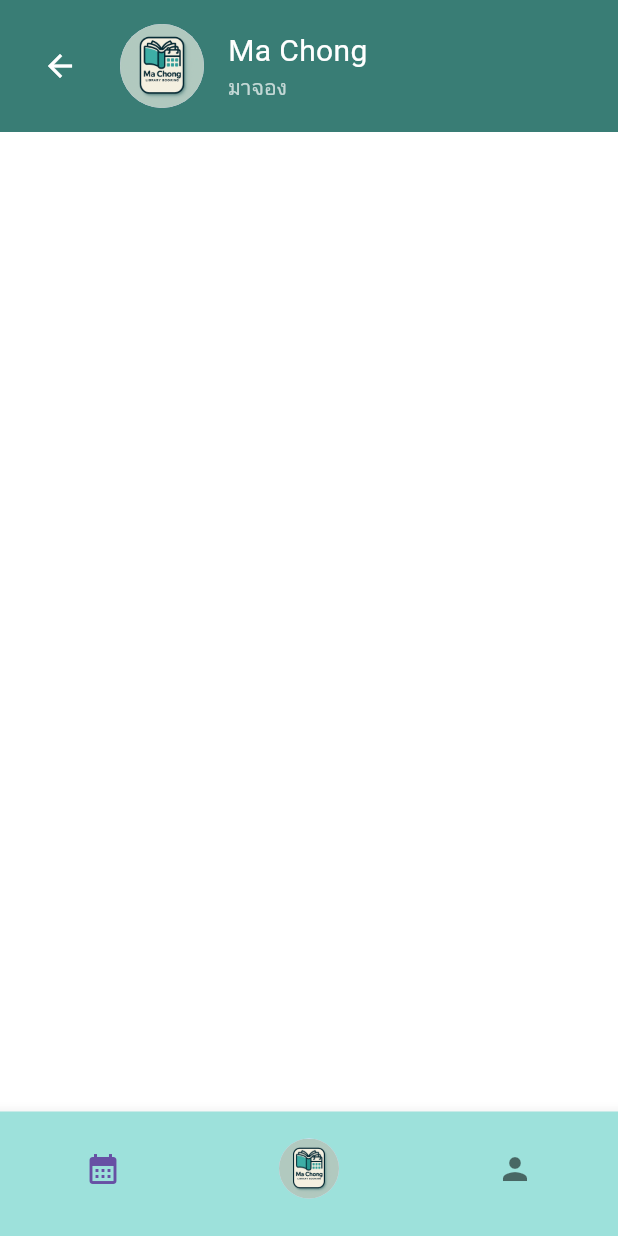
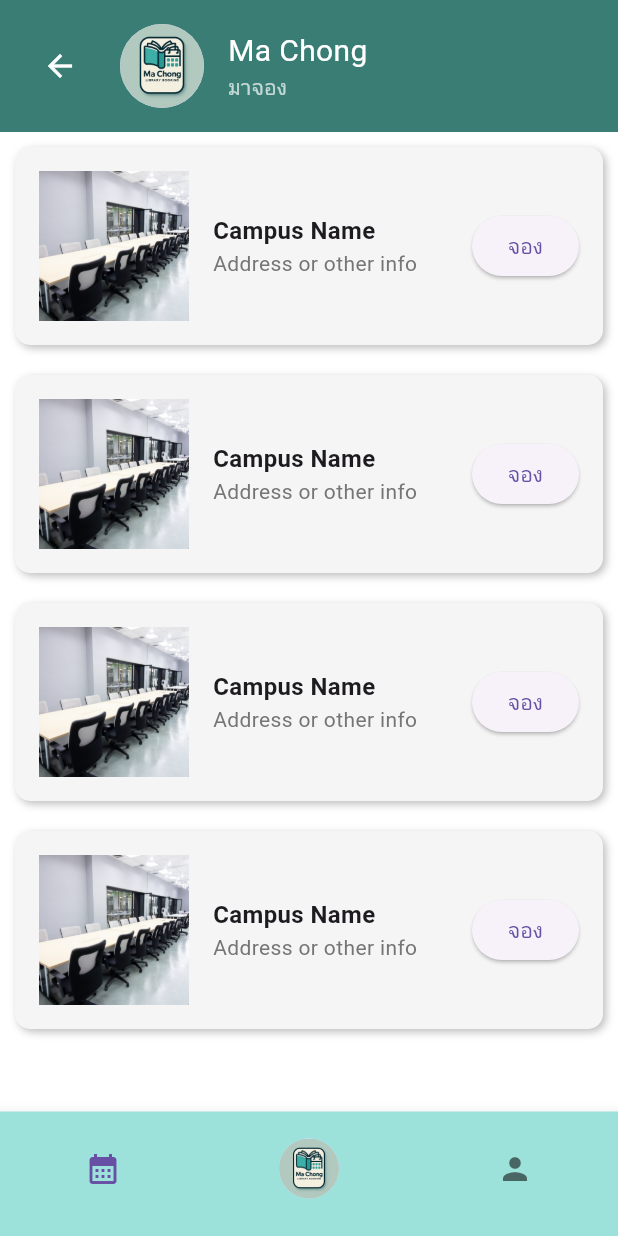
Before and after one commit to TangTuTy/ITDS283_sec1_Gr7_Majong, a Flutter app: the ReservationPage screen opened directly, on a phone screen of 412 x 824 dp. Run offline on Flutter 3.47's test engine with Material 3 defaults, Android fonts, the phone set to English and light mode, and no system bars; our stand-ins replace sqflite; accounts and stored records are empty.

Commit message:
Update Photo + fix Reservation.dart

```diff
--- a/lib/pages/Reservation.dart
+++ b/lib/pages/Reservation.dart
@@ -56,7 +56,68 @@ class ReservationPage extends StatelessWidget {
                 ],
               ),
             ),
-            // เพิ่มคอนเทนต์อื่นๆ ของ ReservationPage ที่นี่ เช่น ข้อความหรือปุ่มต่างๆ
+
+            // ส่วนของข้อมูลตรงกลาง (Reservation List)
+            Expanded(
+              child: ListView.builder(
+                itemCount: 4, // จำนวนรายการที่จะแสดง, ปัจจุบัน 4 รายการ
+                itemBuilder: (context, index) {
+                  return Container(
+                    margin: const EdgeInsets.all(10),
+                    padding: const EdgeInsets.all(16),
+                    decoration: BoxDecoration(
+                      borderRadius: BorderRadius.circular(10),
+                      color: Colors.grey[100],
+                      boxShadow: const [
+                        BoxShadow(
+                          color: Colors.black26,
+                          blurRadius: 4,
+                          offset: Offset(2, 2),
+                        ),
+                      ],
+                    ),
+                    child: Row(
+                      children: [
+                        // ใส่รูปภาพที่แสดงสถานที่
+                        Image.asset(
+                          'assets/room.png', // ใส่ path ของรูปภาพที่ต้องการ
+                          width: 100,
+                          height: 100,
+                          fit: BoxFit.cover,
+                        ),
+                        const SizedBox(width: 16),
+                        // ข้อมูลสถานที่
+                        Expanded(
+                          child: Column(
+                            crossAxisAlignment: CrossAxisAlignment.start,
+                            children: [
+                              Text(
+                                'Campus Name', // ชื่อสถานที่
+                                style: const TextStyle(
+                                  fontSize: 16,
+                                  fontWeight: FontWeight.bold,
+                                ),
+                              ),
+                              Text(
+                                'Address or other info', // ข้อมูลที่เกี่ยวกับสถานที่
+                                style: TextStyle(fontSize: 14, color: Colors.grey[600]),
+                              ),
+                            ],
+                          ),
+                        ),
+                        // ปุ่มจอง
+                        ElevatedButton(
+                          onPressed: () {
+                            // การจองจะไปทำงานเมื่อกดปุ่มนี้
+                          },
+                          child: const Text('จอง'),
+                        ),
+                      ],
+                    ),
+                  );
+                },
+              ),
+            ),
           ],
         ),
       ),
--- a/pubspec.yaml
+++ b/pubspec.yaml
@@ -30,7 +30,8 @@ environment:
 dependencies:
   flutter:
     sdk: flutter
-
+  sqflite: ^2.0.0+3   # SQLite plugin
+  path: ^1.8.1
   # The following adds the Cupertino Icons font to your application.
   # Use with the CupertinoIcons class for iOS style icons.
   cupertino_icons: ^1.0.8
```
Also changed, not shown: lib/DB/Database-helper.dart (added, +63 -0 lines), lib/main.dart (+84 -0 lines), lib/models/reservation_model.dart (added, +31 -0 lines), lib/pages/Homepage.dart (+13 -4 lines), lib/pages/InserDB.dart (added, +61 -0 lines), assets/cu/cu1.jpg (added), assets/cu/cu2.jpg (added), assets/cu/cu3.jpg (added), assets/ku/ku1.jpg (added), assets/ku/ku2.jpg (added), assets/ku/ku3.jpg (added), assets/mu/mu1.jpg (added), assets/mu/mu2.jpg (added), assets/mu/mu3.jpg (added), 4 more files, 4 other files.
